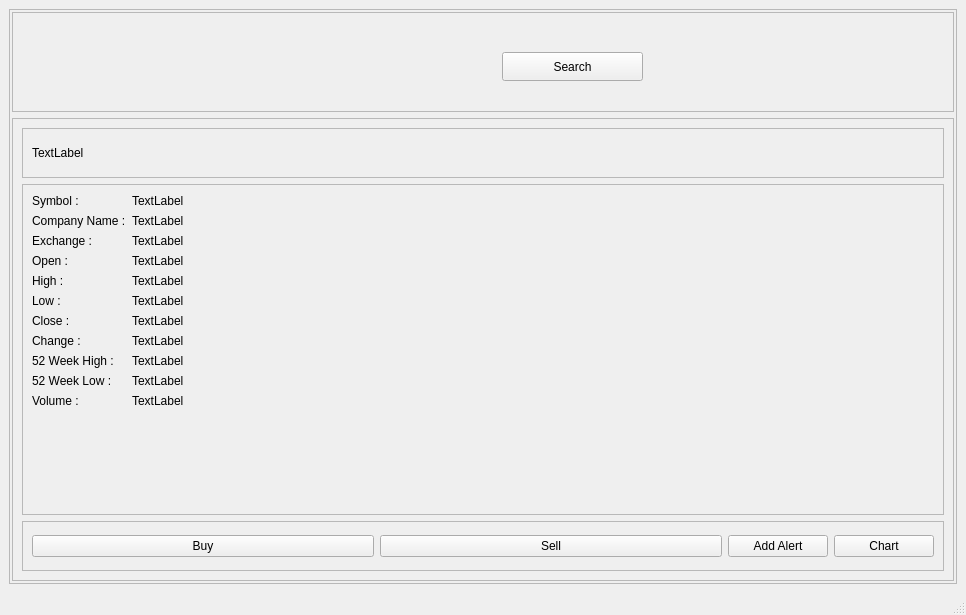
This is UIFiles/stockDetails.ui in ShubhamMandavkar/TYLiveProjectt-StockAutomationSystem as Qt 5 draws it before an edit. The edited form follows.
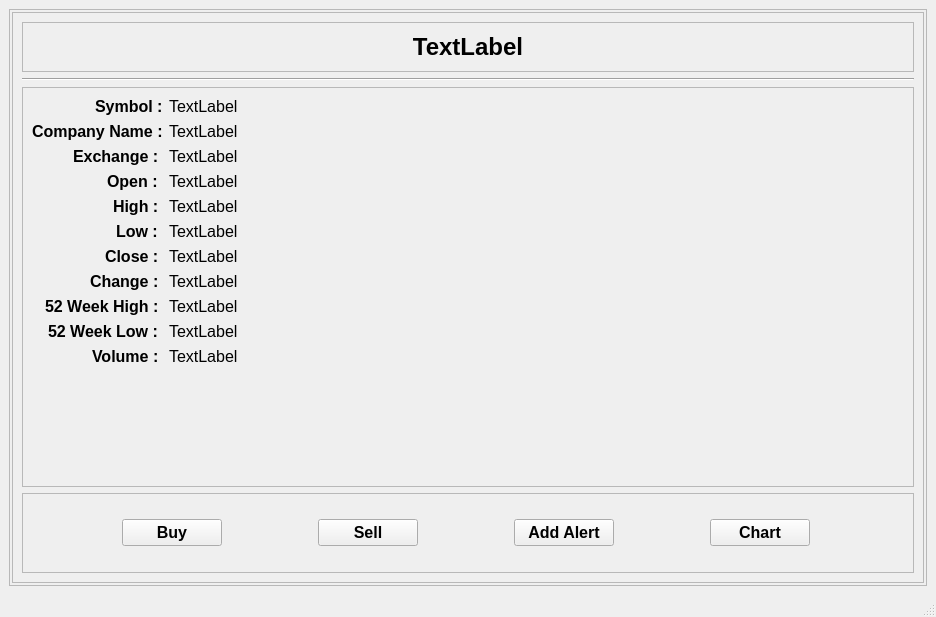
This is the edited form.

Commit message: changed the method of search from searching with names to symbol and done some gui changes

What changed in the file:
```diff
--- a/UIFiles/stockDetails.ui
+++ b/UIFiles/stockDetails.ui
@@ -6,8 +6,8 @@
    <rect>
     <x>0</x>
     <y>0</y>
-    <width>966</width>
-    <height>615</height>
+    <width>936</width>
+    <height>617</height>
    </rect>
   </property>
   <property name="windowTitle">
@@ -36,35 +36,6 @@
        <property name="bottomMargin">
         <number>2</number>
        </property>
-       <item>
-        <widget class="QFrame" name="frame">
-         <property name="maximumSize">
-          <size>
-           <width>16777215</width>
-           <height>100</height>
-          </size>
-         </property>
-         <property name="frameShape">
-          <enum>QFrame::StyledPanel</enum>
-         </property>
-         <property name="frameShadow">
-          <enum>QFrame::Raised</enum>
-         </property>
-         <widget class="QPushButton" name="btnSearch">
-          <property name="geometry">
-           <rect>
-            <x>490</x>
-            <y>40</y>
-            <width>141</width>
-            <height>29</height>
-           </rect>
-          </property>
-          <property name="text">
-           <string>Search</string>
-          </property>
-         </widget>
-        </widget>
-       </item>
        <item>
         <widget class="QFrame" name="frame_4">
          <property name="frameShape">
@@ -91,16 +62,35 @@
             <layout class="QHBoxLayout" name="horizontalLayout_2">
              <item>
               <widget class="QLabel" name="lblStkName">
+               <property name="font">
+                <font>
+                 <pointsize>18</pointsize>
+                 <bold>true</bold>
+                </font>
+               </property>
                <property name="text">
                 <string>TextLabel</string>
                </property>
+               <property name="alignment">
+                <set>Qt::AlignCenter</set>
+               </property>
               </widget>
              </item>
             </layout>
            </widget>
           </item>
+          <item>
+           <widget class="Line" name="line">
+            <property name="orientation">
+             <enum>Qt::Horizontal</enum>
+            </property>
+           </widget>
+          </item>
           <item>
            <widget class="QFrame" name="frame_6">
+            <property name="layoutDirection">
+             <enum>Qt::LeftToRight</enum>
+            </property>
             <property name="frameShape">
              <enum>QFrame::StyledPanel</enum>
             </property>
@@ -108,155 +98,298 @@
              <enum>QFrame::Raised</enum>
             </property>
             <layout class="QFormLayout" name="formLayout_2">
-             <item row="0" column="0">
+             <property name="labelAlignment">
+              <set>Qt::AlignRight|Qt::AlignTrailing|Qt::AlignVCenter</set>
+             </property>
+             <item row="2" column="0">
               <widget class="QLabel" name="lblSymbol">
+               <property name="sizePolicy">
+                <sizepolicy hsizetype="Preferred" vsizetype="Preferred">
+                 <horstretch>0</horstretch>
+                 <verstretch>0</verstretch>
+                </sizepolicy>
+               </property>
+               <property name="font">
+                <font>
+                 <pointsize>12</pointsize>
+                 <bold>true</bold>
+                </font>
+               </property>
+               <property name="layoutDirection">
+                <enum>Qt::LeftToRight</enum>
+               </property>
                <property name="text">
-                <string>Symbol : </string>
+                <string>Symbol :</string>
+               </property>
+               <property name="alignment">
+                <set>Qt::AlignLeading|Qt::AlignLeft|Qt::AlignVCenter</set>
                </property>
               </widget>
              </item>
-             <item row="0" column="1">
+             <item row="2" column="1">
               <widget class="QLabel" name="lblSymbolVal">
+               <property name="font">
+                <font>
+                 <pointsize>12</pointsize>
+                 <bold>false</bold>
+                </font>
+               </property>
                <property name="text">
                 <string>TextLabel</string>
                </property>
               </widget>
              </item>
-             <item row="1" column="0">
+             <item row="3" column="0">
               <widget class="QLabel" name="lblCompany">
+               <property name="font">
+                <font>
+                 <pointsize>12</pointsize>
+                 <bold>true</bold>
+                </font>
+               </property>
                <property name="text">
                 <string>Company Name :</string>
                </property>
               </widget>
              </item>
-             <item row="1" column="1">
+             <item row="3" column="1">
               <widget class="QLabel" name="lblCompanyVal">
+               <property name="font">
+                <font>
+                 <pointsize>12</pointsize>
+                </font>
+               </property>
                <property name="text">
                 <string>TextLabel</string>
                </property>
               </widget>
              </item>
-             <item row="2" column="0">
+             <item row="4" column="0">
               <widget class="QLabel" name="lblExchange">
+               <property name="font">
+                <font>
+                 <pointsize>12</pointsize>
+                 <bold>true</bold>
+                </font>
+               </property>
                <property name="text">
                 <string>Exchange : </string>
                </property>
               </widget>
              </item>
-             <item row="3" column="0">
+             <item row="4" column="1">
+              <widget class="QLabel" name="lblExchangeVal">
+               <property name="font">
+                <font>
+                 <pointsize>12</pointsize>
+                </font>
+               </property>
+               <property name="text">
+                <string>TextLabel</string>
+               </property>
+              </widget>
+             </item>
+             <item row="5" column="0">
               <widget class="QLabel" name="lblOpen">
+               <property name="font">
+                <font>
+                 <pointsize>12</pointsize>
+                 <bold>true</bold>
+                </font>
+               </property>
                <property name="text">
                 <string>Open : </string>
                </property>
               </widget>
              </item>
-             <item row="3" column="1">
+             <item row="5" column="1">
               <widget class="QLabel" name="lblOpenVal">
+               <property name="font">
+                <font>
+                 <pointsize>12</pointsize>
+                </font>
+               </property>
                <property name="text">
                 <string>TextLabel</string>
                </property>
               </widget>
              </item>
-             <item row="4" column="0">
+             <item row="6" column="0">
               <widget class="QLabel" name="lblHigh">
+               <property name="font">
+                <font>
+                 <pointsize>12</pointsize>
+                 <bold>true</bold>
+                </font>
+               </property>
                <property name="text">
                 <string>High : </string>
                </property>
               </widget>
              </item>
-             <item row="4" column="1">
+             <item row="6" column="1">
               <widget class="QLabel" name="lblHighVal">
+               <property name="font">
+                <font>
+                 <pointsize>12</pointsize>
+                </font>
+               </property>
                <property name="text">
                 <string>TextLabel</string>
                </property>
               </widget>
              </item>
-             <item row="5" column="0">
+             <item row="7" column="0">
               <widget class="QLabel" name="lblLow">
+               <property name="font">
+                <font>
+                 <pointsize>12</pointsize>
+                 <bold>true</bold>
+                </font>
+               </property>
                <property name="text">
                 <string>Low : </string>
                </property>
               </widget>
              </item>
-             <item row="5" column="1">
+             <item row="7" column="1">
               <widget class="QLabel" name="lblLowVal">
+               <property name="font">
+                <font>
+                 <pointsize>12</pointsize>
+                </font>
+               </property>
                <property name="text">
                 <string>TextLabel</string>
                </property>
               </widget>
              </item>
-             <item row="6" column="0">
+             <item row="8" column="0">
               <widget class="QLabel" name="lblClose">
+               <property name="font">
+                <font>
+                 <pointsize>12</pointsize>
+                 <bold>true</bold>
+                </font>
+               </property>
                <property name="text">
                 <string>Close : </string>
                </property>
+               <property name="alignment">
+                <set>Qt::AlignLeading|Qt::AlignLeft|Qt::AlignVCenter</set>
+               </property>
               </widget>
              </item>
-             <item row="6" column="1">
+             <item row="8" column="1">
               <widget class="QLabel" name="lblCloseVal">
+               <property name="font">
+                <font>
+                 <pointsize>12</pointsize>
+                </font>
+               </property>
                <property name="text">
                 <string>TextLabel</string>
                </property>
               </widget>
              </item>
-             <item row="7" column="0">
+             <item row="9" column="0">
               <widget class="QLabel" name="lblChange">
+               <property name="font">
+                <font>
+                 <pointsize>12</pointsize>
+                 <bold>true</bold>
+                </font>
+               </property>
                <property name="text">
                 <string>Change : </string>
                </property>
               </widget>
              </item>
-             <item row="7" column="1">
+             <item row="9" column="1">
               <widget class="QLabel" name="lblChangeVal">
+               <property name="font">
+                <font>
+                 <pointsize>12</pointsize>
+                </font>
+               </property>
                <property name="text">
                 <string>TextLabel</string>
                </property>
               </widget>
              </item>
-             <item row="8" column="0">
+             <item row="10" column="0">
               <widget class="QLabel" name="lbl52wkHigh">
+               <property name="font">
+                <font>
+                 <pointsize>12</pointsize>
+                 <bold>true</bold>
+                </font>
+               </property>
                <property name="text">
                 <string>52 Week High : </string>
                </property>
               </widget>
              </item>
-             <item row="8" column="1">
+             <item row="10" column="1">
               <widget class="QLabel" name="lbl52wkHighVal">
+               <property name="font">
+                <font>
+                 <pointsize>12</pointsize>
+                </font>
+               </property>
                <property name="text">
                 <string>TextLabel</string>
                </property>
               </widget>
              </item>
-             <item row="9" column="0">
+             <item row="11" column="0">
               <widget class="QLabel" name="lbl52wkLow">
+               <property name="font">
+                <font>
+                 <pointsize>12</pointsize>
+                 <bold>true</bold>
+                </font>
+               </property>
                <property name="text">
                 <string>52 Week Low : </string>
                </property>
               </widget>
              </item>
-             <item row="9" column="1">
+             <item row="11" column="1">
               <widget class="QLabel" name="lbl52wkLowVal">
+               <property name="font">
+                <font>
+                 <pointsize>12</pointsize>
+                </font>
+               </property>
                <property name="text">
                 <string>TextLabel</string>
                </property>
               </widget>
              </item>
-             <item row="10" column="0">
+             <item row="12" column="0">
               <widget class="QLabel" name="lblVolume">
+               <property name="font">
+                <font>
+                 <pointsize>12</pointsize>
+                 <bold>true</bold>
+                </font>
+               </property>
+               <property name="layoutDirection">
+                <enum>Qt::LeftToRight</enum>
+               </property>
                <property name="text">
                 <string>Volume : </string>
                </property>
               </widget>
              </item>
-             <item row="10" column="1">
+             <item row="12" column="1">
               <widget class="QLabel" name="lblVolumeVal">
-               <property name="text">
-                <string>TextLabel</string>
+               <property name="font">
+                <font>
+                 <pointsize>12</pointsize>
+                </font>
                </property>
-              </widget>
-             </item>
-             <item row="2" column="1">
-              <widget class="QLabel" name="lblExchangeVal">
                <property name="text">
                 <string>TextLabel</string>
                </property>
@@ -270,7 +403,7 @@
             <property name="maximumSize">
              <size>
               <width>16777215</width>
-              <height>50</height>
+              <height>80</height>
              </size>
             </property>
             <property name="frameShape">
@@ -282,6 +415,18 @@
             <layout class="QGridLayout" name="gridLayout">
              <item row="0" column="0">
               <widget class="QPushButton" name="btnBuy">
+               <property name="maximumSize">
+                <size>
+                 <width>100</width>
+                 <height>16777215</height>
+                </size>
+               </property>
+               <property name="font">
+                <font>
+                 <pointsize>12</pointsize>
+                 <bold>true</bold>
+                </font>
+               </property>
                <property name="text">
                 <string>Buy</string>
                </property>
@@ -295,6 +440,12 @@
                  <height>16777215</height>
                 </size>
                </property>
+               <property name="font">
+                <font>
+                 <pointsize>12</pointsize>
+                 <bold>true</bold>
+                </font>
+               </property>
                <property name="text">
                 <string>Add Alert</string>
                </property>
@@ -308,6 +459,12 @@
                  <height>16777215</height>
                 </size>
                </property>
+               <property name="font">
+                <font>
+                 <pointsize>12</pointsize>
+                 <bold>true</bold>
+                </font>
+               </property>
                <property name="text">
                 <string>Chart</string>
                </property>
@@ -315,6 +472,18 @@
              </item>
              <item row="0" column="1">
               <widget class="QPushButton" name="btnSell">
+               <property name="maximumSize">
+                <size>
+                 <width>100</width>
+                 <height>16777215</height>
+                </size>
+               </property>
+               <property name="font">
+                <font>
+                 <pointsize>12</pointsize>
+                 <bold>true</bold>
+                </font>
+               </property>
                <property name="text">
                 <string>Sell</string>
                </property>
```
Left out of the diff: 2 changed lines with no effect on the pictures. The commit also changes 13 other files.
